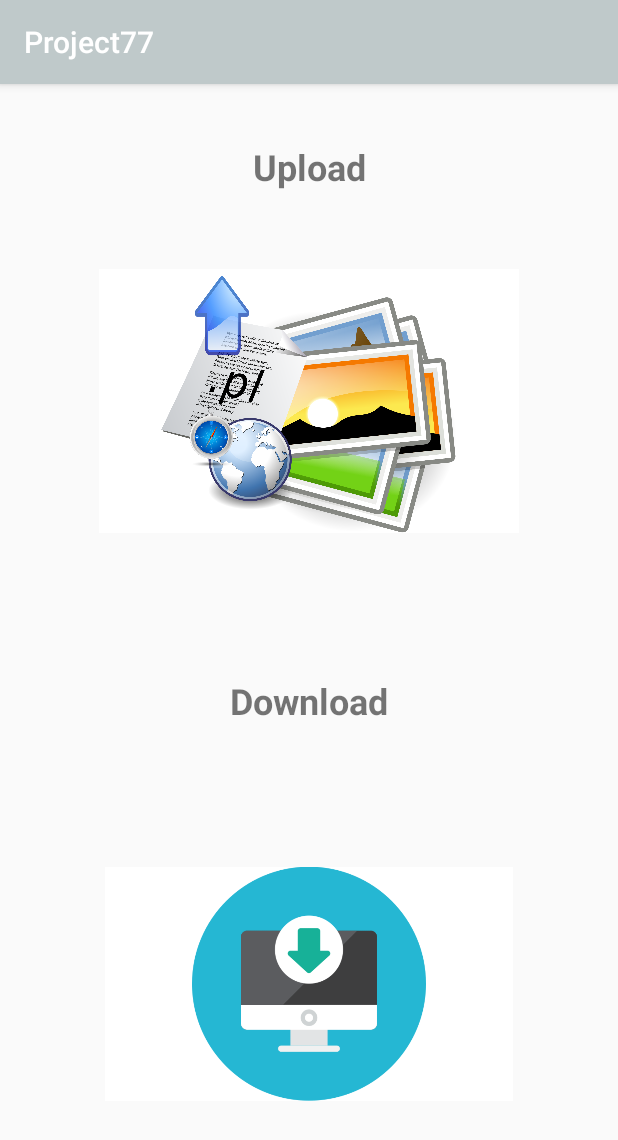
After one commit to sirMothupii/Project771, an Android app: the OfflineLibraryContent screen opened directly, with no data from a screen before it, on a phone screen of 412 x 824 dp. The commit adds this screen. Shown: the top 1140 px of the screen. Run offline under Robolectric (Android 15) with nearby library versions, the phone set to English and light mode, and no system bars.

Commit message:
offline library content, with upload and download

```diff
--- a/app/src/main/AndroidManifest.xml
+++ b/app/src/main/AndroidManifest.xml
@@ -16,7 +16,9 @@
                 <category android:name="android.intent.category.LAUNCHER" />
             </intent-filter>
         </activity>
-        <activity android:name=".OfflineLibrary"></activity>
+        <activity android:name=".OfflineLibrary" />
+        <activity android:name=".Mentorship" />
+        <activity android:name=".OfflineLibraryContent"></activity>
     </application>
 
 </manifest>
--- a/app/src/main/java/com/example/mothupii_/project77/MainActivity.java
+++ b/app/src/main/java/com/example/mothupii_/project77/MainActivity.java
@@ -5,7 +5,8 @@ import android.support.v7.app.AppCompatActivity;
 import android.os.Bundle;
 import android.view.View;
 
-public class MainActivity extends AppCompatActivity {
+public class MainActivity extends AppCompatActivity
+{
 
     @Override
     protected void onCreate(Bundle savedInstanceState)
--- /dev/null
+++ b/app/src/main/java/com/example/mothupii_/project77/Mentorship.java
@@ -0,0 +1,13 @@
+package com.example.mothupii_.project77;
+
+import android.support.v7.app.AppCompatActivity;
+import android.os.Bundle;
+
+public class Mentorship extends AppCompatActivity {
+
+    @Override
+    protected void onCreate(Bundle savedInstanceState) {
+        super.onCreate(savedInstanceState);
+        setContentView(R.layout.activity_mentorship);
+    }
+}
--- a/app/src/main/java/com/example/mothupii_/project77/OfflineLibrary.java
+++ b/app/src/main/java/com/example/mothupii_/project77/OfflineLibrary.java
@@ -1,13 +1,23 @@
 package com.example.mothupii_.project77;
 
+import android.content.Intent;
 import android.support.v7.app.AppCompatActivity;
 import android.os.Bundle;
+import android.view.View;
 
-public class OfflineLibrary extends AppCompatActivity {
+public class OfflineLibrary extends AppCompatActivity
+{
 
     @Override
-    protected void onCreate(Bundle savedInstanceState) {
+    protected void onCreate(Bundle savedInstanceState)
+    {
         super.onCreate(savedInstanceState);
         setContentView(R.layout.activity_offline_library);
     }
+
+    public void onClick(View view)
+    {
+        Intent intent1 = new Intent(OfflineLibrary.this, OfflineLibraryContent.class);
+        startActivity(intent1);
+    }
 }
--- /dev/null
+++ b/app/src/main/java/com/example/mothupii_/project77/OfflineLibraryContent.java
@@ -0,0 +1,15 @@
+package com.example.mothupii_.project77;
+
+import android.support.v7.app.AppCompatActivity;
+import android.os.Bundle;
+
+public class OfflineLibraryContent extends AppCompatActivity {
+
+    @Override
+    protected void onCreate(Bundle savedInstanceState)
+    {
+        super.onCreate(savedInstanceState);
+        setContentView(R.layout.activity_offline_library_content);
+
+    }
+}
--- /dev/null
+++ b/app/src/main/res/layout/activity_mentorship.xml
@@ -0,0 +1,9 @@
+<?xml version="1.0" encoding="utf-8"?>
+<android.support.constraint.ConstraintLayout xmlns:android="http://schemas.android.com/apk/res/android"
+    xmlns:app="http://schemas.android.com/apk/res-auto"
+    xmlns:tools="http://schemas.android.com/tools"
+    android:layout_width="match_parent"
+    android:layout_height="match_parent"
+    tools:context="com.example.mothupii_.project77.Mentorship">
+
+</android.support.constraint.ConstraintLayout>
--- a/app/src/main/res/layout/activity_offline_library.xml
+++ b/app/src/main/res/layout/activity_offline_library.xml
@@ -41,22 +41,23 @@
         app:layout_constraintLeft_toLeftOf="parent"
         app:layout_constraintRight_toRightOf="parent"
         tools:ignore="MissingConstraints"
-        app:layout_constraintBottom_toTopOf="@+id/imageButton"
+        app:layout_constraintBottom_toTopOf="@+id/imgOfflineLibrary"
         app:layout_constraintTop_toBottomOf="@+id/videoView"
         app:layout_constraintHorizontal_bias="0.502"
         app:layout_constraintVertical_bias="0.642" />
 
     <ImageButton
-        android:id="@+id/imageButton"
+        android:id="@+id/imgOfflineLibrary"
         android:layout_width="262dp"
         android:layout_height="168dp"
         android:background="@android:color/background_light"
+        android:onClick="onClick"
         android:scaleType="fitCenter"
+        app:layout_constraintBottom_toBottomOf="parent"
         app:layout_constraintLeft_toLeftOf="parent"
         app:layout_constraintRight_toRightOf="parent"
+        app:layout_constraintTop_toBottomOf="@+id/videoView"
+        app:layout_constraintVertical_bias="0.606"
         app:srcCompat="@drawable/folda_icon"
-        tools:ignore="ContentDescription"
-        app:layout_constraintBottom_toBottomOf="parent"
-        app:layout_constraintTop_toBottomOf="@+id/videoView"
-        app:layout_constraintVertical_bias="0.606" />
+        tools:ignore="ContentDescription" />
 </android.support.constraint.ConstraintLayout>
--- /dev/null
+++ b/app/src/main/res/layout/activity_offline_library_content.xml
@@ -0,0 +1,67 @@
+<?xml version="1.0" encoding="utf-8"?>
+<android.support.constraint.ConstraintLayout xmlns:android="http://schemas.android.com/apk/res/android"
+    xmlns:app="http://schemas.android.com/apk/res-auto"
+    xmlns:tools="http://schemas.android.com/tools"
+    android:layout_width="match_parent"
+    android:layout_height="match_parent"
+    tools:context="com.example.mothupii_.project77.OfflineLibraryContent">
+
+    <ImageButton
+        android:id="@+id/imageButton2"
+        android:layout_width="280dp"
+        android:layout_height="176dp"
+        android:background="@android:color/background_light"
+        android:scaleType="fitCenter"
+        app:layout_constraintBottom_toBottomOf="parent"
+        app:layout_constraintLeft_toLeftOf="parent"
+        app:layout_constraintRight_toRightOf="parent"
+        app:layout_constraintTop_toTopOf="parent"
+        app:srcCompat="@drawable/upload_icon"
+        tools:ignore="ContentDescription"
+        app:layout_constraintVertical_bias="0.208" />
+
+    <TextView
+        android:id="@+id/txtUpload"
+        android:layout_width="wrap_content"
+        android:layout_height="wrap_content"
+        android:text="@string/upload"
+        android:textAlignment="center"
+        android:textSize="24sp"
+        android:textStyle="bold"
+        app:layout_constraintLeft_toLeftOf="parent"
+        app:layout_constraintRight_toRightOf="parent"
+        app:layout_constraintTop_toTopOf="parent"
+        tools:ignore="MissingConstraints"
+        app:layout_constraintBottom_toBottomOf="parent"
+        app:layout_constraintHorizontal_bias="0.501"
+        app:layout_constraintVertical_bias="0.053" />
+
+    <ImageButton
+        android:id="@+id/imageButton3"
+        android:layout_width="272dp"
+        android:layout_height="156dp"
+        android:background="@android:color/background_light"
+        android:scaleType="fitCenter"
+        app:layout_constraintLeft_toLeftOf="parent"
+        app:layout_constraintRight_toRightOf="parent"
+        app:srcCompat="@drawable/download_icon"
+        tools:ignore="ContentDescription,MissingConstraints"
+        app:layout_constraintBottom_toBottomOf="parent"
+        app:layout_constraintTop_toTopOf="parent"
+        app:layout_constraintVertical_bias="0.853" />
+
+    <TextView
+        android:id="@+id/txtDownload"
+        android:layout_width="wrap_content"
+        android:layout_height="wrap_content"
+        android:text="Download"
+        android:textSize="24sp"
+        android:textStyle="bold"
+        app:layout_constraintLeft_toLeftOf="parent"
+        app:layout_constraintRight_toRightOf="parent"
+        tools:ignore="HardcodedText,MissingConstraints"
+        app:layout_constraintBottom_toBottomOf="parent"
+        app:layout_constraintTop_toTopOf="parent"
+        app:layout_constraintHorizontal_bias="0.501"
+        app:layout_constraintVertical_bias="0.537" />
+</android.support.constraint.ConstraintLayout>
--- a/app/src/main/res/values/strings.xml
+++ b/app/src/main/res/values/strings.xml
@@ -1,3 +1,4 @@
 <resources>
     <string name="app_name">Project77</string>
+    <string name="upload">Upload</string>
 </resources>
```
Also changed, not shown: app/src/main/res/drawable/download_icon.png (added), app/src/main/res/drawable/upload_icon.png (added).
